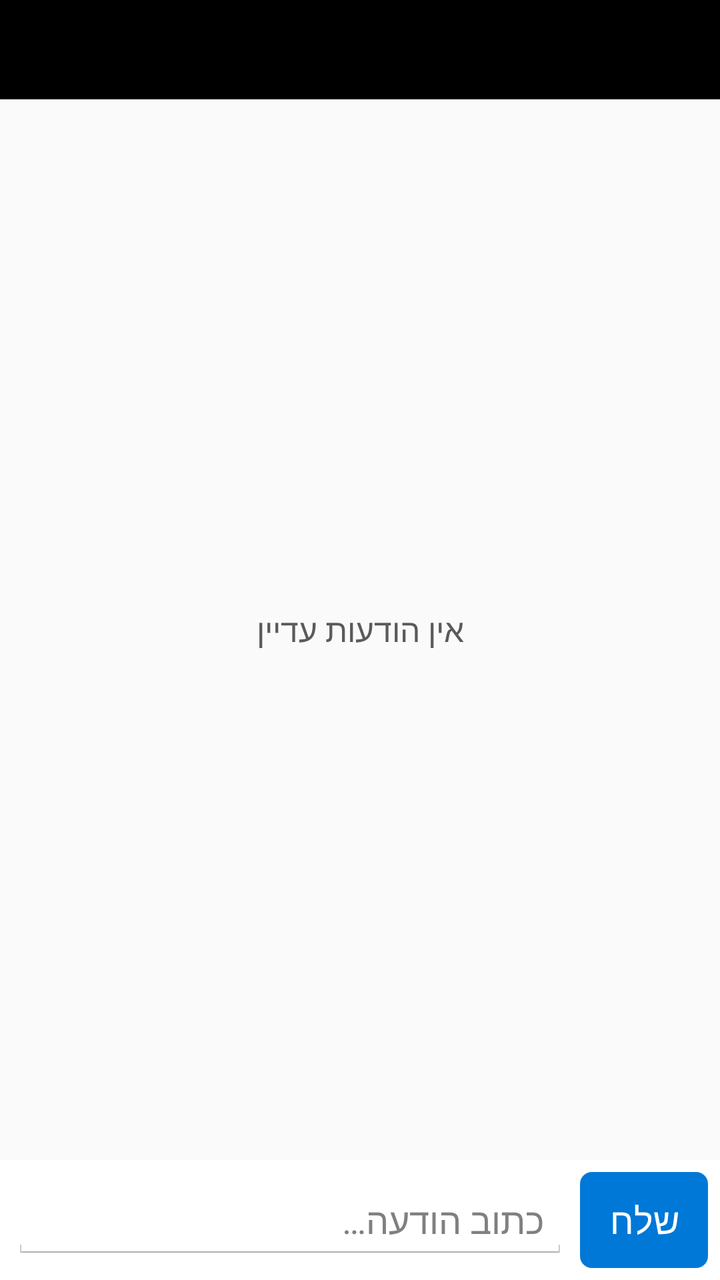
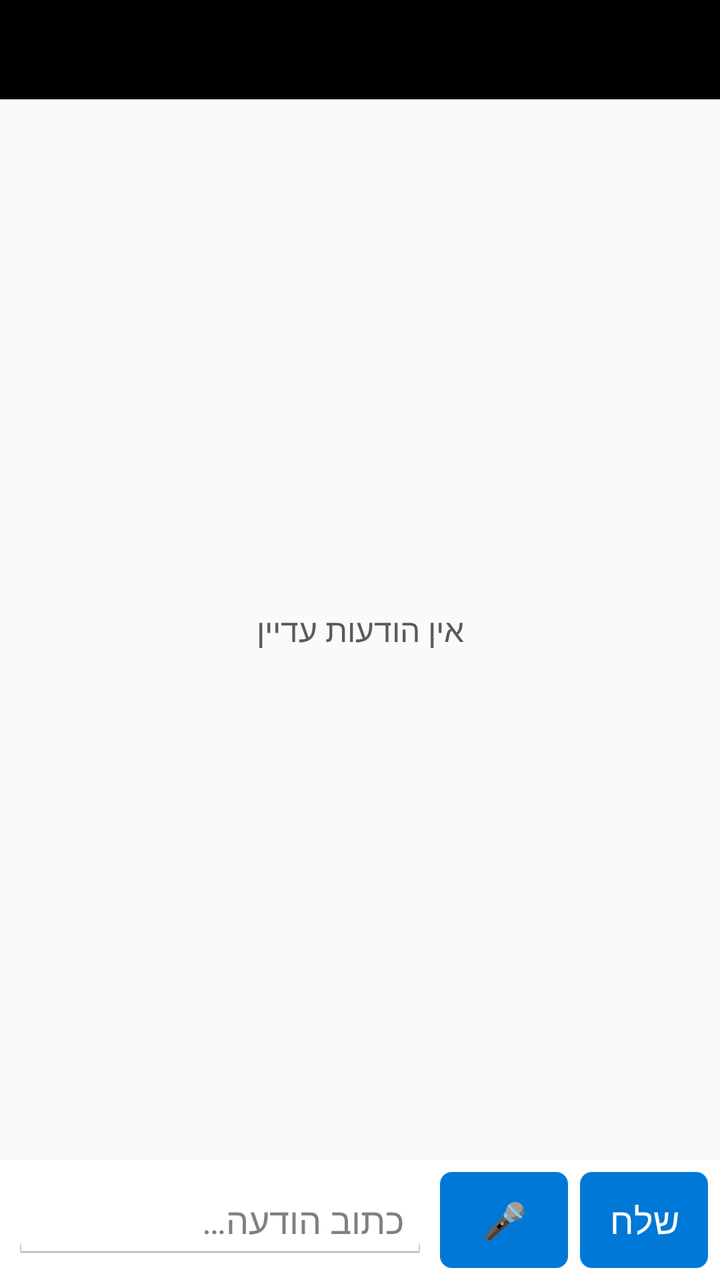

Before-and-after screenshots of an Android layout around one commit, followed by the original layout XML and the change that was made.
<!-- AndroidManifest.xml: application theme AppTheme -->
<!-- res/layout/activity_chat.xml -->
<?xml version="1.0" encoding="utf-8"?>
<LinearLayout xmlns:android="http://schemas.android.com/apk/res/android"
    android:layout_width="match_parent"
    android:layout_height="match_parent"
    android:background="?attr/sbBg"
    android:orientation="vertical">

    <TextView
        android:id="@+id/chatTitle"
        android:layout_width="match_parent"
        android:layout_height="wrap_content"
        android:background="?attr/sbHeader"
        android:ellipsize="end"
        android:padding="12dp"
        android:singleLine="true"
        android:textColor="@color/header_text"
        android:textSize="19sp"
        android:textStyle="bold" />

    <FrameLayout
        android:layout_width="match_parent"
        android:layout_height="0dp"
        android:layout_weight="1">

        <ListView
            android:id="@+id/chatList"
            android:layout_width="match_parent"
            android:layout_height="match_parent"
            android:divider="@android:color/transparent"
            android:dividerHeight="0dp"
            android:drawSelectorOnTop="true"
            android:listSelector="@drawable/list_selector"
            android:nextFocusDown="@+id/chatInput"
            android:stackFromBottom="true"
            android:transcriptMode="alwaysScroll" />

        <TextView
            android:id="@+id/chatEmpty"
            android:layout_width="match_parent"
            android:layout_height="wrap_content"
            android:layout_gravity="center"
            android:gravity="center"
            android:padding="24dp"
            android:text="@string/chat_empty"
            android:textColor="?attr/sbTextSecondary"
            android:textSize="16sp" />
    </FrameLayout>

    <LinearLayout
        android:layout_width="match_parent"
        android:layout_height="wrap_content"
        android:background="?attr/sbRow"
        android:orientation="horizontal"
        android:padding="6dp">

        <EditText
            android:id="@+id/chatInput"
            android:layout_width="0dp"
            android:layout_height="wrap_content"
            android:layout_weight="1"
            android:hint="@string/chat_hint"
            android:imeOptions="actionSend"
            android:inputType="textCapSentences|textMultiLine"
            android:maxLines="3"
            android:nextFocusRight="@+id/chatSend"
            android:nextFocusUp="@id/chatList"
            android:textColor="?attr/sbText"
            android:textSize="18sp" />

        <Button
            android:id="@+id/chatSend"
            android:layout_width="wrap_content"
            android:layout_height="wrap_content"
            android:layout_marginLeft="6dp"
            android:background="@drawable/btn_primary"
            android:minHeight="48dp"
            android:nextFocusLeft="@id/chatInput"
            android:nextFocusUp="@id/chatList"
            android:padding="10dp"
            android:text="@string/chat_send"
            android:textColor="#FFFFFFFF" />
    </LinearLayout>
</LinearLayout>
<!-- resources referenced by this layout -->
<resources>
  <color name="header_text">#FFFFFFFF</color>
  <!-- drawable btn_primary (drawable) -->
  <?xml version="1.0" encoding="utf-8"?>
  <selector xmlns:android="http://schemas.android.com/apk/res/android">
      <item android:state_focused="true" android:drawable="@drawable/btn_primary_focus" />
      <item android:state_pressed="true" android:drawable="@drawable/btn_primary_focus" />
      <item android:drawable="@drawable/btn_primary_normal" />
  </selector>
  <!-- drawable list_selector (drawable) -->
  <?xml version="1.0" encoding="utf-8"?>
  <selector xmlns:android="http://schemas.android.com/apk/res/android">
      <item android:state_focused="true" android:drawable="@drawable/sel_focus" />
      <item android:state_pressed="true" android:drawable="@drawable/sel_press" />
      <item android:drawable="@android:color/transparent" />
  </selector>
  <string name="chat_empty">אין הודעות עדיין</string>
  <string name="chat_hint">כתוב הודעה…</string>
  <string name="chat_send">שלח</string>
  <style name="AppTheme" parent="android:Theme.Holo.Light.NoActionBar">
          <item name="sbBg">@color/bg_light</item>
          <item name="sbHeader">@color/header_black</item>
          <item name="sbAccent">@color/accent_blue</item>
          <item name="sbText">@color/text_dark</item>
          <item name="sbTextSecondary">@color/text_dark_secondary</item>
          <item name="sbRow">@color/row_light</item>
          <item name="sbBubbleIn">@color/bubble_in_light</item>
          <item name="sbBubbleOut">@color/bubble_out_light</item>
          <item name="android:windowBackground">@color/bg_light</item>
      </style>
  <!-- drawable btn_primary_focus (drawable) -->
  <?xml version="1.0" encoding="utf-8"?>
  <shape xmlns:android="http://schemas.android.com/apk/res/android">
      <solid android:color="#FF005A9E" />
      <stroke android:width="3dp" android:color="#FF2E9E5B" />
      <corners android:radius="6dp" />
  </shape>
  <!-- drawable btn_primary_normal (drawable) -->
  <?xml version="1.0" encoding="utf-8"?>
  <shape xmlns:android="http://schemas.android.com/apk/res/android">
      <solid android:color="#FF0078D7" />
      <corners android:radius="6dp" />
  </shape>
  <!-- drawable sel_focus (drawable) -->
  <?xml version="1.0" encoding="utf-8"?>
  <shape xmlns:android="http://schemas.android.com/apk/res/android">
      <solid android:color="#330078D7" />
      <stroke android:width="2dp" android:color="#FF0078D7" />
  </shape>
  <!-- drawable sel_press (drawable) -->
  <?xml version="1.0" encoding="utf-8"?>
  <shape xmlns:android="http://schemas.android.com/apk/res/android">
      <solid android:color="#550078D7" />
  </shape>
  <color name="bg_light">#FFFAFAFA</color>
  <color name="header_black">#FF000000</color>
  <color name="accent_blue">#FF0078D7</color>
  <color name="text_dark">#FF212121</color>
  <color name="text_dark_secondary">#FF5A5A5A</color>
  <color name="row_light">#FFFFFFFF</color>
  <color name="bubble_in_light">#FFE8EEF7</color>
  <color name="bubble_out_light">#FFD6EAFB</color>
</resources>

<!-- the commit's change to res/layout/activity_chat.xml (unified diff, before → after) -->
@@ -46,7 +46,19 @@
             android:textSize="16sp" />
     </FrameLayout>
 
+    <TextView
+        android:id="@+id/chatRec"
+        android:layout_width="match_parent"
+        android:layout_height="wrap_content"
+        android:background="#FFD64545"
+        android:gravity="center"
+        android:padding="10dp"
+        android:textColor="#FFFFFFFF"
+        android:textSize="15sp"
+        android:visibility="gone" />
+
     <LinearLayout
+        android:id="@+id/chatInputRow"
         android:layout_width="match_parent"
         android:layout_height="wrap_content"
         android:background="?attr/sbRow"
@@ -62,10 +74,24 @@
             android:imeOptions="actionSend"
             android:inputType="textCapSentences|textMultiLine"
             android:maxLines="3"
-            android:nextFocusRight="@+id/chatSend"
+            android:nextFocusRight="@+id/chatMic"
             android:nextFocusUp="@id/chatList"
             android:textColor="?attr/sbText"
             android:textSize="18sp" />
+
+        <Button
+            android:id="@+id/chatMic"
+            android:layout_width="wrap_content"
+            android:layout_height="wrap_content"
+            android:layout_marginLeft="6dp"
+            android:background="@drawable/btn_primary"
+            android:minHeight="48dp"
+            android:nextFocusLeft="@id/chatInput"
+            android:nextFocusRight="@+id/chatSend"
+            android:nextFocusUp="@id/chatList"
+            android:padding="10dp"
+            android:text="🎤"
+            android:textColor="#FFFFFFFF" />
 
         <Button
             android:id="@+id/chatSend"
@@ -74,7 +100,7 @@
             android:layout_marginLeft="6dp"
             android:background="@drawable/btn_primary"
             android:minHeight="48dp"
-            android:nextFocusLeft="@id/chatInput"
+            android:nextFocusLeft="@id/chatMic"
             android:nextFocusUp="@id/chatList"
             android:padding="10dp"
             android:text="@string/chat_send"
